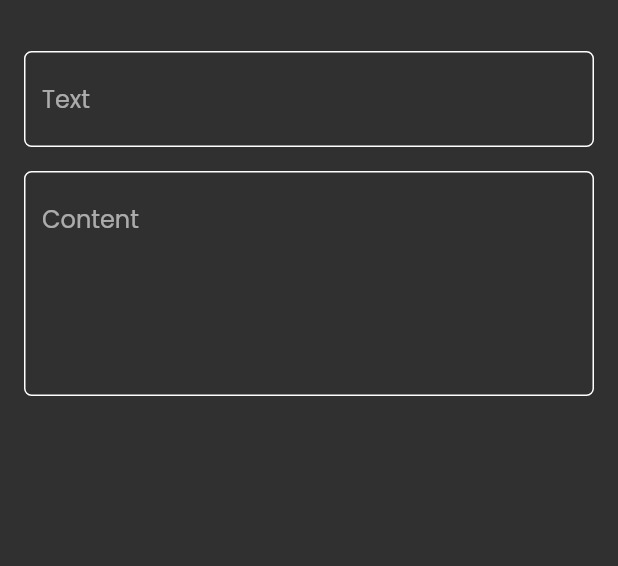
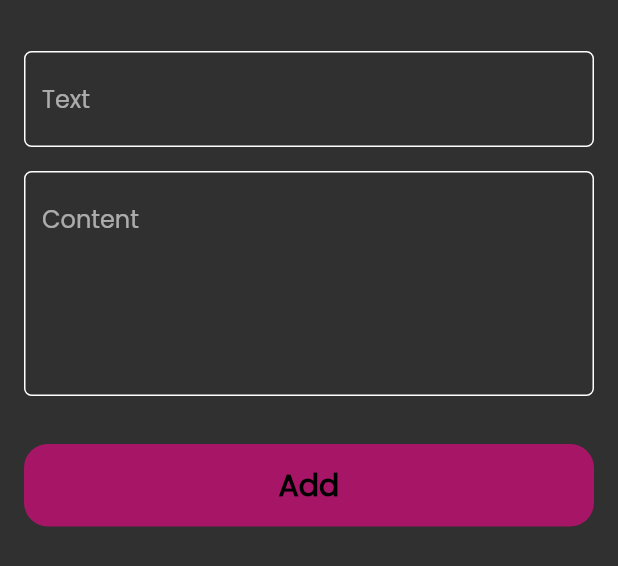
Before and after one commit to chaymaegh/notes-app, a Flutter app: the AddNoteBottomSheet widget shown alone on an empty page, opened directly, on a phone screen of 412 x 824 dp. Shown: the top 566 px of the screen. Run offline on Flutter 3.47's test engine with Material 2 defaults, Android fonts, the phone set to English and light mode, and no system bars.

Commit message:
finish notes bottom sheet

```diff
--- a/lib/views/widgets/add_note_bottom.dart
+++ b/lib/views/widgets/add_note_bottom.dart
@@ -1,5 +1,8 @@
 import 'package:flutter/material.dart';
+import 'package:mission_list/constants.dart';
 import 'package:mission_list/views/widgets/custom_text.field.dart';
+
+import 'custom_button.dart';
 
 class AddNoteBottomSheet extends StatefulWidget {
   const AddNoteBottomSheet({super.key});
@@ -13,8 +16,7 @@ class _AddNoteBottomSheetState extends State<AddNoteBottomSheet> {
   Widget build(BuildContext context) {
     return Padding(
       padding: const EdgeInsets.symmetric(horizontal: 16),
-      child: Container(
-        decoration: BoxDecoration(),
+      child: SingleChildScrollView(
         child: Column(
           children: [
             SizedBox(height: 34),
@@ -26,6 +28,14 @@ class _AddNoteBottomSheetState extends State<AddNoteBottomSheet> {
               hint: "Content",
               maxLines: 5,
             ),
+            SizedBox(
+              height: 32,
+
+            ),
+            CustomButton(),
+            SizedBox(
+              height: 16,
+            ),
           ],
         ),
       ),
--- /dev/null
+++ b/lib/views/widgets/custom_button.dart
@@ -0,0 +1,25 @@
+import 'package:flutter/material.dart';
+
+import '../../constants.dart';
+
+
+class CustomButton extends StatelessWidget {
+  const CustomButton({super.key});
+
+  @override
+  Widget build(BuildContext context) {
+    return Container(
+      width: MediaQuery.of(context).size.width,
+      height: 55,
+      decoration: BoxDecoration(
+          color: KPrimaryColor, borderRadius: BorderRadius.circular(16)),
+      child: const Center(
+        child: Text(
+          "Add",
+          style: TextStyle(
+              color: Colors.black, fontWeight: FontWeight.bold, fontSize: 20),
+        ),
+      ),
+    );
+  }
+}
```
